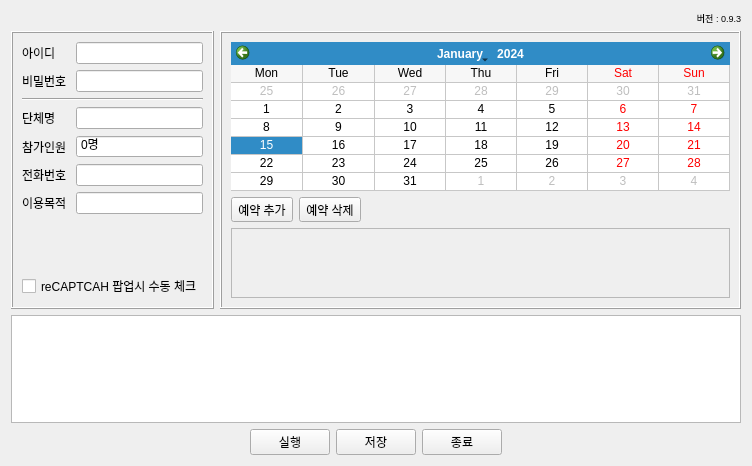
Old version of the form MainForm.ui in the repository hyo0913/Gunpo-UC-Booker.
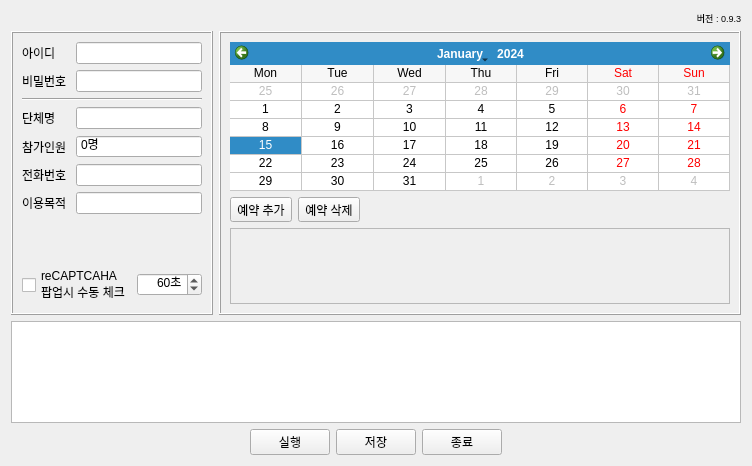
New version of the form.

Commit message: reCAPTCHA 수동 체크 타임아웃 추가

Patch:
```diff
--- a/MainForm.ui
+++ b/MainForm.ui
@@ -199,11 +199,32 @@
          </spacer>
         </item>
         <item>
+         <layout class="QHBoxLayout" name="horizontalLayout_7">
+          <item>
          <widget class="QCheckBox" name="checkBoxWaitRecaptcha">
           <property name="text">
-           <string>reCAPTCAH 팝업시 수동 체크</string>
-          </property>
-         </widget>
+             <string>reCAPTCAHA
+팝업시 수동 체크</string>
+            </property>
+           </widget>
+          </item>
+          <item>
+           <widget class="QSpinBox" name="spinBoxWaitRecaptchaTimeout">
+            <property name="alignment">
+             <set>Qt::AlignRight|Qt::AlignTrailing|Qt::AlignVCenter</set>
+            </property>
+            <property name="suffix">
+             <string>초</string>
+            </property>
+            <property name="maximum">
+             <number>1000</number>
+            </property>
+            <property name="value">
+             <number>60</number>
+            </property>
+           </widget>
+          </item>
+         </layout>
         </item>
        </layout>
       </widget>
```
Lines whose indentation alone changed are shown as unchanged. The commit also changes 1 other file.
